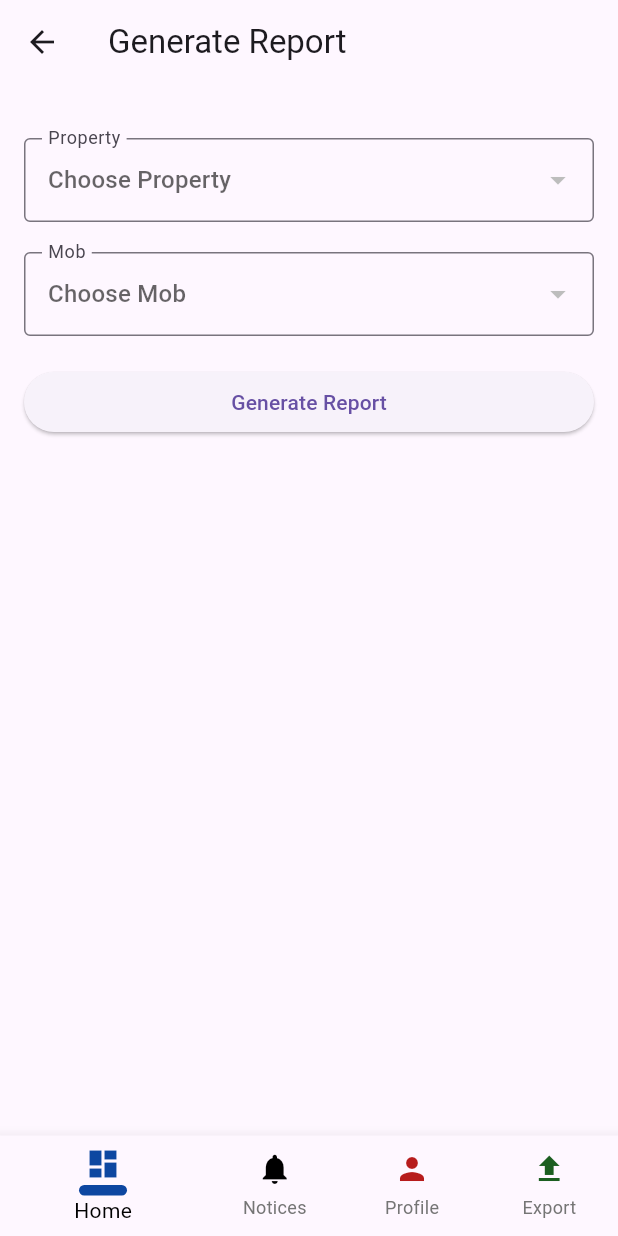
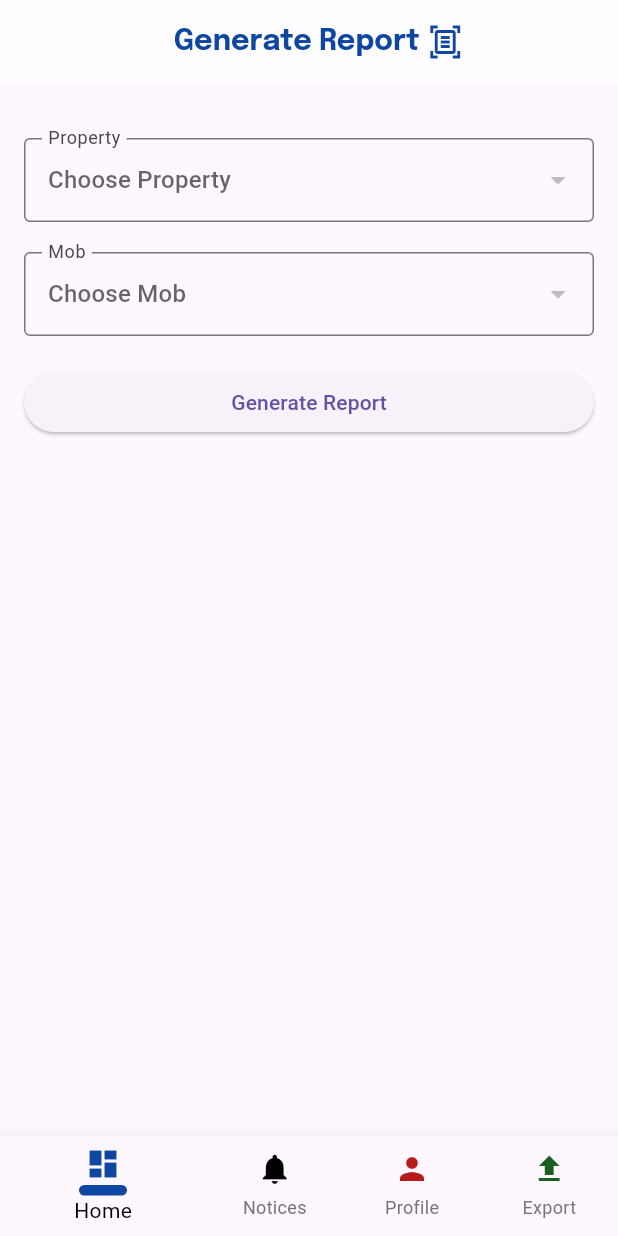
Before and after one commit to mn-nao-ren/drenchmate1017, a Flutter app: the GenerateReportScreen screen opened by its route, on a phone screen of 412 x 824 dp. Run offline on Flutter 3.47's test engine with Material 3 defaults, Android fonts, the phone set to English and light mode, and no system bars; our stand-ins replace bloc, cloud_firestore, firebase_auth, firebase_core, flutter_local_notifications, google_fonts and 2 more; accounts and stored records are empty.

Commit message:
commited three changes

```diff
--- a/lib/presentation/screens/generate_report_screen.dart
+++ b/lib/presentation/screens/generate_report_screen.dart
@@ -2,6 +2,7 @@
 import 'package:cloud_firestore/cloud_firestore.dart';
 import 'package:drenchmate_2024/presentation/components/bottom_navigation_bar.dart';
 import 'package:flutter/material.dart';
+import 'package:google_fonts/google_fonts.dart';
 
 class GenerateReportScreen extends StatefulWidget {
   static String id = 'generate_report_screen';
@@ -45,7 +46,23 @@ class _GenerateReportScreenState extends State<GenerateReportScreen> {
   Widget build(BuildContext context) {
     return Scaffold(
       appBar: AppBar(
-        title: const Text('Generate Report'),
+        backgroundColor: Colors.white70,
+        foregroundColor: Colors.blue.shade900,
+        title: Row(
+          children: [
+            Text(
+              '                     Generate Report',
+              style: GoogleFonts.epilogue(
+                color: Colors.blue.shade900,
+                fontSize: 19,
+                fontWeight: FontWeight.w700,
+              )
+            ),
+            const SizedBox(width: 5),
+            const Icon(Icons.document_scanner_outlined),
+          ],
+        ),
+        automaticallyImplyLeading: false,
       ),
       body: Padding(
         padding: const EdgeInsets.all(16.0),
--- a/lib/presentation/screens/login_page.dart
+++ b/lib/presentation/screens/login_page.dart
@@ -80,7 +80,7 @@ class _LoginScreenState extends State<LoginScreen> {
                     ),
                     const SizedBox(height: 20),
                     RoundedButton(
-                      title: 'L og  In',
+                      title: 'Log In',
                       color: Colors.blue.shade500,
                       onPressed: () async {
                         if (_formKey.currentState!.validate()) {
```
Also changed, not shown: lib/presentation/components/rounded_button.dart (+4 -4 lines).
